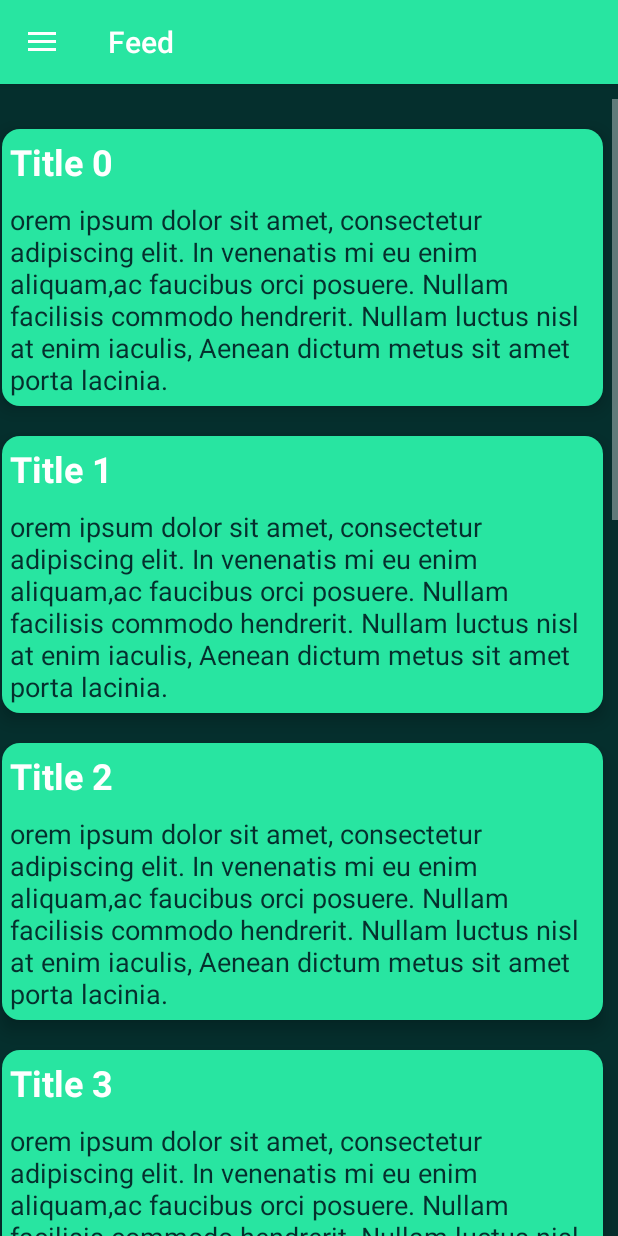
After one commit to rummenigged/blog, an Android app: the Feed screen opened directly, with no data from a screen before it, on a phone screen of 412 x 824 dp. The commit adds this screen. Run offline under Robolectric (Android 15) with nearby library versions, the phone set to English and light mode, and no system bars.

Commit message:
New Code

```diff
--- a/app/src/main/java/blog/com/br/blog/Adapter/ArticleAdapter.java
+++ b/app/src/main/java/blog/com/br/blog/Adapter/ArticleAdapter.java
@@ -8,7 +8,6 @@ import android.view.View;
 import android.view.ViewGroup;
 import android.widget.TextView;
 
-import java.util.ArrayList;
 import java.util.List;
 
 import blog.com.br.blog.Model.Article;
@@ -32,12 +31,8 @@ public class ArticleAdapter extends RecyclerView.Adapter<ArticleAdapter.ViewHold
 
     @Override
     public void onBindViewHolder(ViewHolder holder, int position) {
-        holder.title.setTextColor(Color.BLACK);
-        holder.body.setTextColor(Color.BLACK);
-
         holder.title.setText(articles.get(position).getTitle());
         holder.body.setText(articles.get(position).getBody());
-        Log.e("MARK", "Passei aki");
     }
 
 
--- a/app/src/main/java/blog/com/br/blog/Model/Article.java
+++ b/app/src/main/java/blog/com/br/blog/Model/Article.java
@@ -1,8 +1,6 @@
 package blog.com.br.blog.Model;
 
-/**
- * Created by LGPC on 27/04/2016.
- */
+
 public class Article {
     private int id;
     private String title;
@@ -14,7 +12,7 @@ public class Article {
         this.body = body;
     }
 
-    public Article(){
+    public Article() {
 
     }
 
--- /dev/null
+++ b/app/src/main/java/blog/com/br/blog/View/Feed.java
@@ -0,0 +1,98 @@
+package blog.com.br.blog.View;
+
+import android.graphics.Color;
+import android.os.Bundle;
+import android.support.design.widget.NavigationView;
+import android.support.v4.widget.DrawerLayout;
+import android.support.v7.app.ActionBarDrawerToggle;
+import android.support.v7.app.AppCompatActivity;
+import android.support.v7.widget.LinearLayoutManager;
+import android.support.v7.widget.RecyclerView;
+import android.support.v7.widget.Toolbar;
+import android.view.MenuItem;
+
+import java.util.ArrayList;
+import java.util.List;
+
+import blog.com.br.blog.Adapter.ArticleAdapter;
+import blog.com.br.blog.Model.Article;
+import blog.com.br.blog.R;
+
+/**
+ * Created by LGPC on 25/04/2016.
+ */
+public class Feed extends AppCompatActivity implements NavigationView.OnNavigationItemSelectedListener {
+    private Toolbar mToolbar;
+
+    private NavigationView mDrawer;
+    private DrawerLayout mDrawerLayout;
+    private ActionBarDrawerToggle mDrawerToggle;
+    private int mSelectedId;
+    private boolean mUserSawDrawer = false;
+
+    private RecyclerView recyclerView;
+    private LinearLayoutManager linearLayoutManager;
+
+    //int displayMode;
+
+    @Override
+    protected void onCreate(Bundle savedInstanceState) {
+        super.onCreate(savedInstanceState);
+        setContentView(R.layout.feed);
+
+        //displayMode = getResources().getConfiguration().orientation;
+
+        mToolbar = (Toolbar) findViewById(R.id.app_bar);
+        mToolbar.setTitle("Feed");
+        //mToolbar.setTitleTextColor(Color.WHITE);
+
+
+        mDrawer = (NavigationView) findViewById(R.id.main_drawer);
+        mDrawer.setNavigationItemSelectedListener(this);
+        mDrawerLayout = (DrawerLayout) findViewById(R.id.drawer_layout);
+        mDrawerToggle = new ActionBarDrawerToggle(this, mDrawerLayout, mToolbar, R.string.drawer_open, R.string.drawer_closed);
+        mDrawerLayout.setDrawerListener(mDrawerToggle);
+        mDrawerToggle.syncState();
+
+
+        recyclerView = (RecyclerView) findViewById(R.id.recycler_view);
+        recyclerView.setHasFixedSize(true);
+        linearLayoutManager = new LinearLayoutManager(this);
+        linearLayoutManager.setOrientation(LinearLayoutManager.VERTICAL);
+        recyclerView.setLayoutManager(linearLayoutManager);
+        recyclerView.setAdapter(getAdapter(getListItems()));
+
+
+    }
+
+    @Override
+    public boolean onNavigationItemSelected(MenuItem menuItem) {
+        menuItem.setChecked(true);
+        mSelectedId = menuItem.getItemId();
+
+        //navigate(mSelectedId);
+        return true;
+    }
+
+    private ArticleAdapter getAdapter(List<Article> articles) {
+
+        ArticleAdapter adapter = new ArticleAdapter(articles);
+
+        return adapter;
+    }
+
+    public List<Article> getListItems() {
+
+        String testTitle = "Title ";
+        String testBody = "orem ipsum dolor sit amet, consectetur adipiscing elit. In venenatis mi eu enim aliquam," +
+                "ac faucibus orci posuere. Nullam facilisis commodo hendrerit. Nullam luctus nisl at enim iaculis" +
+                ", Aenean dictum metus sit amet porta lacinia.";
+        List<Article> articles = new ArrayList<>();
+        for (int i = 0; i < 10; i++) {
+            Article article = new Article(i, testTitle + String.valueOf(i), testBody);
+            articles.add(article);
+        }
+
+        return articles;
+    }
+}
--- /dev/null
+++ b/app/src/main/res/drawable/button_style.xml
@@ -0,0 +1,9 @@
+<?xml version="1.0" encoding="utf-8"?>
+<shape xmlns:android="http://schemas.android.com/apk/res/android"
+    android:shape="rectangle">
+    <solid android:color="#ffffff"/>
+    <corners android:bottomRightRadius="12dip"
+        android:bottomLeftRadius="12dip"
+        android:topRightRadius="12dip"
+        android:topLeftRadius="12dip" />
+</shape>
--- /dev/null
+++ b/app/src/main/res/layout/feed.xml
@@ -0,0 +1,46 @@
+<android.support.v4.widget.DrawerLayout xmlns:android="http://schemas.android.com/apk/res/android"
+    xmlns:app="http://schemas.android.com/apk/res-auto"
+    android:id="@+id/drawer_layout"
+    android:layout_width="match_parent"
+    android:layout_height="match_parent"
+    android:background="#052f2d">
+
+    <LinearLayout
+        android:id="@+id/main_content"
+        android:layout_width="match_parent"
+        android:layout_height="match_parent"
+        android:orientation="vertical">
+
+        <android.support.v7.widget.Toolbar
+            android:id="@+id/app_bar"
+            android:layout_width="match_parent"
+            android:layout_height="wrap_content"
+            android:background="#28e5a1"
+            android:minHeight="?attr/actionBarSize"
+            app:theme="@style/ThemeOverlay.AppCompat.Dark.ActionBar"
+            android:elevation="3dp"
+            android:titleTextColor="#052f2d"/>
+
+        <android.support.v7.widget.RecyclerView
+            android:id="@+id/recycler_view"
+            android:scrollbars="vertical"
+            android:layout_width="match_parent"
+            android:layout_height="match_parent"
+            android:layout_marginTop="10dp" />
+    </LinearLayout>
+
+    <android.support.design.widget.NavigationView
+        android:id="@+id/main_drawer"
+        android:layout_width="260dp"
+        android:layout_height="match_parent"
+        android:layout_gravity="start"
+        android:background="#052f2d"
+        app:headerLayout="@layout/drawer_header"
+        app:itemIconTint="#28e5a1"
+        app:itemTextColor="#28e5a1"
+        app:menu="@menu/menu_drawer"
+        app:elevation="3dp">
+
+    </android.support.design.widget.NavigationView>
+
+</android.support.v4.widget.DrawerLayout>
--- a/app/src/main/res/layout/item_article.xml
+++ b/app/src/main/res/layout/item_article.xml
@@ -1,29 +1,34 @@
 <?xml version="1.0" encoding="utf-8"?>
 <LinearLayout xmlns:android="http://schemas.android.com/apk/res/android"
     android:layout_width="match_parent"
-    android:layout_height="match_parent"
+    android:layout_height="wrap_content"
     android:orientation="vertical"
     android:layout_marginTop="20dp"
-    android:layout_marginRight="5dp"
-    android:layout_marginLeft="5dp"
-    android:padding="5dp">
+    android:layout_marginRight="10dp"
+    android:layout_marginLeft="1dp"
+    android:paddingTop="5dp"
+    android:paddingBottom="5dp"
+    android:paddingLeft="5dp"
+    android:paddingRight="5dp"
+    android:elevation="7dp"
+    android:background="@drawable/button_style"
+    android:backgroundTint="#28e5a1">
 
     <TextView
         android:id="@+id/titleArticle"
         android:layout_width="match_parent"
         android:layout_height="wrap_content"
-        android:textSize="24dp"
-        android:textColor="@color/deepOrange"/>
+        android:textSize="24sp"
+        android:textColor="#ffffff"
+        android:textStyle="bold"/>
 
 
         <TextView
             android:id="@+id/contentArticle"
             android:layout_width="match_parent"
-            android:layout_height="150dp"
+            android:layout_height="wrap_content"
             android:layout_marginTop="10dp"
-            android:textSize="18dp"
-            android:textColor="@color/deepOrange"/>
-
-
+            android:textSize="18sp"
+            android:textColor="#052f2d" />
 
 </LinearLayout>
--- a/app/src/main/res/values/colors.xml
+++ b/app/src/main/res/values/colors.xml
@@ -7,5 +7,5 @@
     <color name="colorTextPrimary">#212121</color>
     <color name="colorTextSecondary">#727272</color>
     <color name="lightGrey">#bdbdbd</color>
-    <color name="deepOrange">#FF5722</color>
+    <color name="deepOrange">#FF5722    </color>
 </resources>
```
Also changed, not shown: app/src/main/AndroidManifest.xml (+6 -2 lines), app/src/main/java/blog/com/br/blog/MainActivity.java (+20 -3 lines), app/src/main/java/blog/com/br/blog/View/Home.java (added, +43 -0 lines), app/src/main/res/drawable/round_image.xml (+4 -4 lines), app/src/main/res/layout/activity_main.xml (+19 -4 lines), app/src/main/res/layout/drawer_header.xml (+11 -5 lines), app/src/main/res/layout/home.xml (+43 -50 lines), app/src/main/res/drawable/backgroud1.png (added), app/src/main/res/drawable/backgroud3.png (added), app/src/main/res/drawable/background2.jpg (added), app/src/main/res/drawable/background4.jpg (added), app/src/main/res/drawable/background5.jpg (added), app/src/main/res/drawable/splash_screen1.png (added).
